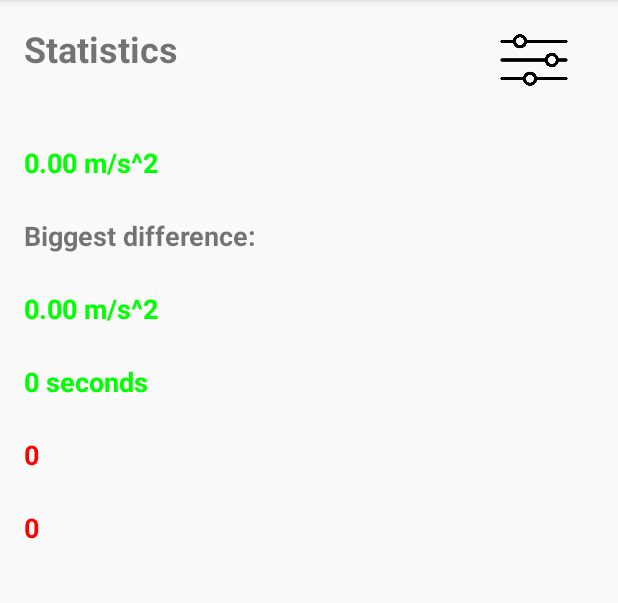
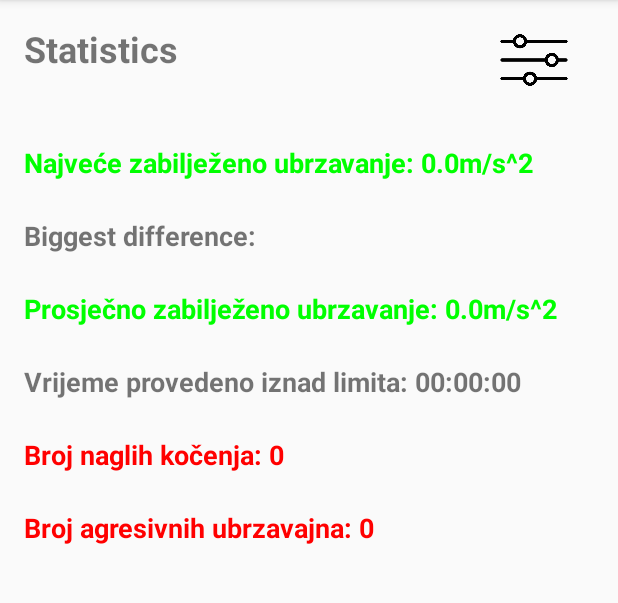
Before and after one commit to PatrikEdelenji/Accelerometer, an Android app: the screen it shows after launch (StatisticsPageView), after a tap on "STATISTICS", on a phone screen of 412 x 824 dp, the part 84-687 px from its top. Run offline under Robolectric (Android 15) with nearby library versions, the phone set to English and light mode, and no system bars.

Commit message:
everything wroks so far, need to study acceleration filters a bit, need to add more metrics, AND AN IMPROVEMENT SCREEN

```diff
--- a/app/src/main/java/com/example/accelerometer/AccelerationDataDbHelper.java
+++ b/app/src/main/java/com/example/accelerometer/AccelerationDataDbHelper.java
@@ -83,7 +83,7 @@ public class AccelerationDataDbHelper extends SQLiteOpenHelper {
     // Get the highest acceleration within a time range
     public double getHighestAcceleration(long startTimestamp, long endTimestamp) {
         SQLiteDatabase db = this.getReadableDatabase();
-        String query = "SELECT MAX(acceleration) FROM trip WHERE timestamp BETWEEN ? AND ?";
+        String query = "SELECT MAX(acceleration) FROM " + TABLE_NAME + " WHERE timestamp BETWEEN ? AND ?";
         String[] args = { String.valueOf(startTimestamp), String.valueOf(endTimestamp) };
         Cursor cursor = db.rawQuery(query, args);
         double highestAcceleration = 0.0;
@@ -99,7 +99,7 @@ public class AccelerationDataDbHelper extends SQLiteOpenHelper {
     // Get the average acceleration within a time range
     public double getAverageAcceleration(long startTimestamp, long endTimestamp) {
         SQLiteDatabase db = this.getReadableDatabase();
-        String query = "SELECT AVG(acceleration) FROM trip WHERE timestamp BETWEEN ? AND ?";
+        String query = "SELECT AVG(acceleration) FROM " + TABLE_NAME + " WHERE timestamp BETWEEN ? AND ?";
         String[] args = { String.valueOf(startTimestamp), String.valueOf(endTimestamp) };
         Cursor cursor = db.rawQuery(query, args);
         double averageAcceleration = 0.0;
@@ -114,8 +114,11 @@ public class AccelerationDataDbHelper extends SQLiteOpenHelper {
     // Get the time spent above a certain speed limit within a time range
     public double getTimeSpentAboveLimit(long startTimestamp, long endTimestamp) {
         SQLiteDatabase db = this.getReadableDatabase();
-        String query = "SELECT SUM(duration) FROM speed WHERE timestamp BETWEEN ? AND ? AND speed > ?";
-        String[] args = { String.valueOf(startTimestamp), String.valueOf(endTimestamp), String.valueOf(3.5) };
+        String query = "SELECT SUM((timestamp - prev_timestamp) / 1000.0) " +
+                "FROM (SELECT timestamp, LAG(timestamp) OVER (ORDER BY timestamp) AS prev_timestamp " +
+                "FROM " + TABLE_NAME + " WHERE timestamp BETWEEN ? AND ? AND acceleration > 3.5) " +
+                "WHERE prev_timestamp IS NOT NULL";
+        String[] args = { String.valueOf(startTimestamp), String.valueOf(endTimestamp) };
         Cursor cursor = db.rawQuery(query, args);
         double timeSpentAboveLimit = 0.0;
         if (cursor != null && cursor.moveToFirst()) {
@@ -127,33 +130,71 @@ public class AccelerationDataDbHelper extends SQLiteOpenHelper {
     }
 
     // Get the count of aggressive braking events within a time range
-    public int getAggressiveBrakingCount(long startTimestamp, long endTimestamp) {
+    public int getAggressiveAccelerationCount(long startTimestamp, long endTimestamp) {
         SQLiteDatabase db = this.getReadableDatabase();
-        String query = "SELECT COUNT(*) FROM event WHERE timestamp BETWEEN ? AND ? AND type = ?";
-        String[] args = { String.valueOf(startTimestamp), String.valueOf(endTimestamp), EventType.BRAKING.toString() };
+
+        // Query to get all acceleration values below -3.5 within the time range
+        String query = "SELECT acceleration FROM " + TABLE_NAME + " WHERE timestamp BETWEEN ? AND ? AND acceleration";
+
+        // Execute the query
+        String[] args = { String.valueOf(startTimestamp), String.valueOf(endTimestamp) };
         Cursor cursor = db.rawQuery(query, args);
-        int aggressiveBrakingCount = 0;
+
+        // Count the number of times the acceleration value goes below -3.5
+        int aggressiveAccelerationCount = 0;
+        boolean wasAboveThreshold = false;
         if (cursor != null && cursor.moveToFirst()) {
-            aggressiveBrakingCount = cursor.getInt(0);
+            do {
+                double acceleration = cursor.getDouble(0);
+                if (!wasAboveThreshold && acceleration >= 3.5) {
+                    // The acceleration value has just gone above 3.5, so increment the count
+                    aggressiveAccelerationCount++;
+                    wasAboveThreshold = true;
+                } else if (wasAboveThreshold && acceleration < 3.5) {
+                    // The acceleration value has just gone above -3.5 after being below it, so reset the flag
+                    wasAboveThreshold = false;
+                }
+            } while (cursor.moveToNext());
+
             cursor.close();
         }
+
         db.close();
-        return aggressiveBrakingCount;
+        return aggressiveAccelerationCount;
     }
 
     // Get the count of aggressive acceleration events within a time range
-    public int getAggressiveAccelerationCount(long startTimestamp, long endTimestamp) {
+    public int getAggressiveBrakingCount(long startTimestamp, long endTimestamp) {
         SQLiteDatabase db = this.getReadableDatabase();
-        String query = "SELECT COUNT(*) FROM event WHERE timestamp BETWEEN ? AND ? AND type = ?";
-        String[] args = { String.valueOf(startTimestamp), String.valueOf(endTimestamp), EventType.ACCELERATION.toString() };
+
+        // Query to get all acceleration values below -3.5 within the time range
+        String query = "SELECT acceleration FROM " + TABLE_NAME + " WHERE timestamp BETWEEN ? AND ?";
+
+        // Execute the query
+        String[] args = { String.valueOf(startTimestamp), String.valueOf(endTimestamp) };
         Cursor cursor = db.rawQuery(query, args);
-        int aggressiveAccelerationCount = 0;
+
+        // Count the number of times the acceleration value goes below -3.5
+        int aggressiveBrakingCount = 0;
+        boolean wasBelowThreshold = false;
         if (cursor != null && cursor.moveToFirst()) {
-            aggressiveAccelerationCount = cursor.getInt(0);
+            do {
+                double acceleration = cursor.getDouble(0);
+                if (!wasBelowThreshold && acceleration < -3.5) {
+                    // The deceleration value has just gone below -3.5, so increment the count
+                    aggressiveBrakingCount++;
+                    wasBelowThreshold = true;
+                } else if (wasBelowThreshold && acceleration >= -3.5) {
+                    // The deceleration value has just gone above -3.5 after being below it, so reset the flag
+                    wasBelowThreshold = false;
+                }
+            } while (cursor.moveToNext());
+
             cursor.close();
         }
+
         db.close();
-        return aggressiveAccelerationCount;
+        return aggressiveBrakingCount;
     }
 
 
--- a/app/src/main/java/com/example/accelerometer/AccelerationView.java
+++ b/app/src/main/java/com/example/accelerometer/AccelerationView.java
@@ -29,8 +29,8 @@ public class AccelerationView extends View {
     private float centerX;
     private float centerY;
     private float radius;
-    private float maxValue = 10f;
-    private float minValue = 0f;
+    private float maxValue = 5f;
+    private float minValue = -5f;
     private float startAngle = -90f;
     private float endAngle = 90f;
     private float numDivisions = 10;
@@ -127,13 +127,7 @@ public class AccelerationView extends View {
         // Calculate the angle of the needle based on the acceleration value
         float angle = Math.max(startAngle, Math.min(endAngle, (endAngle - startAngle) * (accelerationValue - minValue) / (maxValue - minValue) + startAngle));
 
-        /*
-        Limit the angle of the needle to be within the gauge arc
-        float gaugeArc = endAngle - startAngle;
-        float halfGaugeArc = gaugeArc / 2f;
-        */
-
-        float lowerLimit = startAngle;
+         float lowerLimit = startAngle;
         float upperLimit = endAngle;
         angle = Math.max(lowerLimit, Math.min(upperLimit, angle));
 
@@ -152,10 +146,10 @@ public class AccelerationView extends View {
 
         // Update the gauge color based on the acceleration value
         int gaugeColor, needleColor;
-        if (accelerationValue < 2.0) {
+        if (accelerationValue < 2.0 && accelerationValue > -2.0) {
             needleColor = ColorUtils.blendARGB(Color.GREEN, Color.BLACK, 0.1f); // Set needle color to a darker shade of green for acceleration < 2.0
             gaugeColor = ColorUtils.blendARGB(Color.GREEN, Color.BLACK, 0.1f); // Set gauge color to a darker shade of green for acceleration < 2.0
-        } else if (accelerationValue < 2.943) {
+        } else if (accelerationValue < 2.943 && accelerationValue > -2.943) {
             needleColor = ColorUtils.blendARGB(Color.YELLOW, Color.BLACK, 0.1f); // Set needle color to a darker shade of yellow for acceleration between 2.0 and 6.0
             gaugeColor = Color.YELLOW; // Set gauge color to yellow for acceleration between 2.0 and 6.0
         } else {
--- a/app/src/main/java/com/example/accelerometer/StatisticsPageView.java
+++ b/app/src/main/java/com/example/accelerometer/StatisticsPageView.java
@@ -1,6 +1,7 @@
 package com.example.accelerometer;
 
 import androidx.appcompat.app.AppCompatActivity;
+
 
 import android.app.Dialog;
 import android.graphics.Color;
@@ -9,14 +10,20 @@ import android.util.Log;
 import android.view.Menu;
 import android.view.MenuItem;
 import android.view.View;
+import android.view.WindowManager;
 import android.widget.Button;
 import android.widget.DatePicker;
+import android.widget.LinearLayout;
+import android.widget.RadioButton;
 import android.widget.RadioGroup;
 import android.widget.TextView;
 import android.app.DatePickerDialog;
 import java.util.Calendar;
 import java.util.List;
+import java.util.concurrent.TimeUnit;
+
 import android.widget.TextView;
+
 
 
 public class StatisticsPageView extends AppCompatActivity {
@@ -26,8 +33,9 @@ public class StatisticsPageView extends AppCompatActivity {
     private TextView biggestDifferenceTextView;
     private TextView averageTotalAccelerationTextView;
     private TextView timeAboveLimitTextView;
-    private TextView numberOfAggressiveBreakingTextView;
+    private TextView numberOfAggressiveBrakingTextView;
     private TextView numberOfAggressiveAccelerationTextView;
+    private static final String TAG = "YourClassTag";
 
     private float highestAcceleration;
     private float averageAcceleration;
@@ -35,11 +43,13 @@ public class StatisticsPageView extends AppCompatActivity {
     private int aggressiveBrakingCount;
     private int aggressiveAccelerationCount;
 
+    private RadioGroup mRadioGroup;
+    AccelerationDataDbHelper dbHelper = new AccelerationDataDbHelper(this);
+
     @Override
     protected void onCreate(Bundle savedInstanceState) {
         super.onCreate(savedInstanceState);
         setContentView(R.layout.statistics_page);
-        AccelerationDataDbHelper dbHelper = new AccelerationDataDbHelper(this);
 
         Button sortButton = findViewById(R.id.sortButton);
         sortButton.setOnClickListener(new View.OnClickListener() {
@@ -49,7 +59,15 @@ public class StatisticsPageView extends AppCompatActivity {
             }
         });
 
-
+        long startTimestamp = 0;
+        long endTimestamp = 0;
+        // Set the default time range to today
+        Calendar calendar = Calendar.getInstance();
+        calendar.set(Calendar.HOUR_OF_DAY, 0);
+        calendar.set(Calendar.MINUTE, 0);
+        calendar.set(Calendar.SECOND, 0);
+        startTimestamp = calendar.getTimeInMillis();
+        endTimestamp = System.currentTimeMillis();
 
         // Find each TextView by ID
         accelerationTextView = findViewById(R.id.accelerationTextView);
@@ -57,55 +75,43 @@ public class StatisticsPageView extends AppCompatActivity {
         biggestDifferenceTextView = findViewById(R.id.biggestDifferenceTextView);
         averageTotalAccelerationTextView = findViewById(R.id.averageTotalAccelerationTextView);
         timeAboveLimitTextView = findViewById(R.id.timeAboveLimitTextView);
-        numberOfAggressiveBreakingTextView = findViewById(R.id.numberOfAggressiveBreakingTextView);
+        numberOfAggressiveBrakingTextView = findViewById(R.id.numberOfAggressiveBrakingTextView);
         numberOfAggressiveAccelerationTextView = findViewById(R.id.numberOfAggressiveAccelerationTextView);
 
+        // Update the UI with the default time range
+        updateStatisticsUI(startTimestamp, endTimestamp);
 
-        // Set text and colors for each TextView based on the calculated statistics
-        highestAccelerationTextView.setText(String.format("%.2f m/s^2", highestAcceleration));
-        highestAccelerationTextView.setTextColor(highestAcceleration >= 3.5f ? Color.RED : Color.GREEN);
 
-        averageTotalAccelerationTextView.setText(String.format("%.2f m/s^2", averageAcceleration));
-        averageTotalAccelerationTextView.setTextColor(averageAcceleration >= 3.5f ? Color.RED : Color.GREEN);
 
-        timeAboveLimitTextView.setText(String.format("%d seconds", (int) timeSpentAboveLimit));
-        timeAboveLimitTextView.setTextColor(timeSpentAboveLimit == 0 ? Color.GREEN : Color.BLACK);
 
-        numberOfAggressiveBreakingTextView.setText(String.format("%d", aggressiveBrakingCount));
-        numberOfAggressiveBreakingTextView.setTextColor(Color.RED);
-
-        numberOfAggressiveAccelerationTextView.setText(String.format("%d", aggressiveAccelerationCount));
-        numberOfAggressiveAccelerationTextView.setTextColor(Color.RED);
     }
 
 
     private void showFilterDialog() {
-
         AccelerationDataDbHelper dbHelper = new AccelerationDataDbHelper(this);
 
         // Create a new dialog
         Dialog dialog = new Dialog(this);
         dialog.setContentView(R.layout.statistics_page_menu);
+        dialog.show();
+
+        WindowManager.LayoutParams lp = new WindowManager.LayoutParams();
+        lp.copyFrom(dialog.getWindow().getAttributes());
+        lp.width = WindowManager.LayoutParams.MATCH_PARENT;
+        lp.height = WindowManager.LayoutParams.MATCH_PARENT;
+        dialog.getWindow().setAttributes(lp);
 
 
-        // Find the filter button in the dialog and set its OnClickListener
-        Button filterButton = dialog.findViewById(R.id.sortButton);
-        filterButton.setOnClickListener(new View.OnClickListener() {
+        // Set up the confirm button
+        Button confirmButton = dialog.findViewById(R.id.confirmButton);
+        confirmButton.setOnClickListener(new View.OnClickListener() {
             @Override
             public void onClick(View v) {
-                // Handle filter button click here
                 // Get the selected time range from the radio buttons
-                RadioGroup timeRangeRadioGroup = dialog.findViewById(R.id.statistics_page_button);
+                RadioGroup timeRangeRadioGroup = dialog.findViewById(R.id.radioGroup);
                 int selectedRadioButtonId = timeRangeRadioGroup.getCheckedRadioButtonId();
-                String timeRange = "";
                 long startTimestamp = 0;
                 long endTimestamp = 0;
-                double highestAcceleration = 0;
-                double averageAcceleration = 0;
-                double timeSpentAboveLimit = 0;
-                int aggressiveBrakingCount = 0;
-                int aggressiveAccelerationCount = 0;
-
                 if (selectedRadioButtonId == R.id.todaysValues) {
                     // Get data for today
                     Calendar calendar = Calendar.getInstance();
@@ -114,44 +120,22 @@ public class StatisticsPageView extends AppCompatActivity {
                     calendar.set(Calendar.SECOND, 0);
                     startTimestamp = calendar.getTimeInMillis();
                     endTimestamp = System.currentTimeMillis();
-                    timeRange = "Today";
-                    highestAcceleration = dbHelper.getHighestAcceleration(startTimestamp, endTimestamp);
-                    averageAcceleration = dbHelper.getAverageAcceleration(startTimestamp, endTimestamp);
-                    timeSpentAboveLimit = dbHelper.getTimeSpentAboveLimit(startTimestamp, endTimestamp);
-                    aggressiveBrakingCount = dbHelper.getAggressiveBrakingCount(startTimestamp, endTimestamp);
-                    aggressiveAccelerationCount = dbHelper.getAggressiveAccelerationCount(startTimestamp, endTimestamp);
-
+                    Log.d(TAG, "**********************************SELECTED TODAYS VALUE**********************************");
                 } else if (selectedRadioButtonId == R.id.values24hAgo) {
                     // Get data from the past 24 hours
                     startTimestamp = System.currentTimeMillis() - 86400000L; // 86400000 ms = 24 hours
                     endTimestamp = System.currentTimeMillis();
-                    timeRange = "Last 24 Hours";
-                    highestAcceleration = dbHelper.getHighestAcceleration(startTimestamp, endTimestamp);
-                    averageAcceleration = dbHelper.getAverageAcceleration(startTimestamp, endTimestamp);
-                    timeSpentAboveLimit = dbHelper.getTimeSpentAboveLimit(startTimestamp, endTimestamp);
-                    aggressiveBrakingCount = dbHelper.getAggressiveBrakingCount(startTimestamp, endTimestamp);
-                    aggressiveAccelerationCount = dbHelper.getAggressiveAccelerationCount(startTimestamp, endTimestamp);
-
+                    Log.d(TAG, "**********************************SELECTED 24 VALUE**********************************");
                 } else if (selectedRadioButtonId == R.id.lastWeekValues) {
                     // Get data from the past 7 days
                     startTimestamp = System.currentTimeMillis() - 604800000L; // 604800000 ms = 7 days
                     endTimestamp = System.currentTimeMillis();
-                    timeRange = "Last 7 Days";
-                    highestAcceleration = dbHelper.getHighestAcceleration(startTimestamp, endTimestamp);
-                    averageAcceleration = dbHelper.getAverageAcceleration(startTimestamp, endTimestamp);
-                    timeSpentAboveLimit = dbHelper.getTimeSpentAboveLimit(startTimestamp, endTimestamp);
-                    aggressiveBrakingCount = dbHelper.getAggressiveBrakingCount(startTimestamp, endTimestamp);
-                    aggressiveAccelerationCount = dbHelper.getAggressiveAccelerationCount(startTimestamp, endTimestamp);
+                    Log.d(TAG, "**********************************SELECTED 7DAYS VALUE**********************************");
                 } else if (selectedRadioButtonId == R.id.lastMonthValues) {
                     // Get data from the past 30 days
                     startTimestamp = System.currentTimeMillis() - 2592000000L; // 2592000000 ms = 30 days
                     endTimestamp = System.currentTimeMillis();
-                    timeRange = "Last 30 Days";
-                    highestAcceleration = dbHelper.getHighestAcceleration(startTimestamp, endTimestamp);
-                    averageAcceleration = dbHelper.getAverageAcceleration(startTimestamp, endTimestamp);
-                    timeSpentAboveLimit = dbHelper.getTimeSpentAboveLimit(startTimestamp, endTimestamp);
-                    aggressiveBrakingCount = dbHelper.getAggressiveBrakingCount(startTimestamp, endTimestamp);
-                    aggressiveAccelerationCount = dbHelper.getAggressiveAccelerationCount(startTimestamp, endTimestamp);
+                    Log.d(TAG, "**********************************SELECTED LASTMONTH VALUE**********************************");
                 } else if (selectedRadioButtonId == R.id.customValues) {
                     // Get data for the custom time range selected on the calendar
                     Calendar startCalendar = Calendar.getInstance();
@@ -169,15 +153,46 @@ public class StatisticsPageView extends AppCompatActivity {
                     endCalendar.set(Calendar.MINUTE, 59);
                     endCalendar.set(Calendar.SECOND, 59);
                     endTimestamp = endCalendar.getTimeInMillis();
+                    Log.d(TAG, "**********************************SELECTED CALENDAR VALUE**********************************");
+                }
 
-                    timeRange = "Custom Range";
-                    highestAcceleration = dbHelper.getHighestAcceleration(startTimestamp, endTimestamp);
-                    averageAcceleration = dbHelper.getAverageAcceleration(startTimestamp, endTimestamp);
-                    timeSpentAboveLimit = dbHelper.getTimeSpentAboveLimit(startTimestamp, endTimestamp);
-                    aggressiveBrakingCount = dbHelper.getAggressiveBrakingCount(startTimestamp, endTimestamp);
-                    aggressiveAccelerationCount = dbHelper.getAggressiveAccelerationCount(startTimestamp, endTimestamp);
-                }
-                }
-            });
-        }
+                // Update the statistics UI with the selected time range
+                updateStatisticsUI(startTimestamp, endTimestamp);
+
+                // Dismiss the dialog
+                dialog.dismiss();
+            }
+        });
     }
+
+    private void updateStatisticsUI(long startTimestamp, long endTimestamp) {
+        // Update the UI with the new data
+
+        double highestAcceleration = dbHelper.getHighestAcceleration(startTimestamp, endTimestamp);
+        double averageAcceleration = dbHelper.getAverageAcceleration(startTimestamp, endTimestamp);
+        double timeSpentAboveLimit = dbHelper.getTimeSpentAboveLimit(startTimestamp, endTimestamp);
+        int aggressiveBrakingCount = dbHelper.getAggressiveBrakingCount(startTimestamp, endTimestamp);
+        int aggressiveAccelerationCount = dbHelper.getAggressiveAccelerationCount(startTimestamp, endTimestamp);
+        // Set text and colors for each TextView based on the calculated statistics
+        highestAccelerationTextView.setText("Najveće zabilježeno ubrzavanje: " + highestAcceleration + "m/s^2");
+        highestAccelerationTextView.setTextColor(highestAcceleration >= 3.5f ? Color.RED : Color.GREEN);
+
+        averageTotalAccelerationTextView.setText("Prosječno zabilježeno ubrzavanje: " + averageAcceleration + "m/s^2");
+        averageTotalAccelerationTextView.setTextColor(averageAcceleration >= 3.5f ? Color.RED : Color.GREEN);
+
+        long timeSpentAboveLimitInSeconds = (long) timeSpentAboveLimit / 1000;
+        long hours = TimeUnit.SECONDS.toHours(timeSpentAboveLimitInSeconds);
+        long minutes = TimeUnit.SECONDS.toMinutes(timeSpentAboveLimitInSeconds - TimeUnit.HOURS.toSeconds(hours));
+        long seconds = timeSpentAboveLimitInSeconds - TimeUnit.HOURS.toSeconds(hours) - TimeUnit.MINUTES.toSeconds(minutes);
+
+        String timeAboveLimitString = String.format("%02d:%02d:%02d", hours, minutes, seconds);
+        timeAboveLimitTextView.setText("Vrijeme provedeno iznad limita: " + timeAboveLimitString);
+
+        numberOfAggressiveBrakingTextView.setText("Broj naglih kočenja: " + aggressiveBrakingCount);
+        numberOfAggressiveBrakingTextView.setTextColor(Color.RED);
+
+        numberOfAggressiveAccelerationTextView.setText("Broj agresivnih ubrzavajna: " + aggressiveAccelerationCount);
+        numberOfAggressiveAccelerationTextView.setTextColor(Color.RED);
+    }
+
+}
--- a/app/src/main/res/layout/statistics_page.xml
+++ b/app/src/main/res/layout/statistics_page.xml
@@ -78,7 +78,7 @@
         android:textStyle="bold" />
 
     <TextView
-        android:id="@+id/numberOfAggressiveBreakingTextView"
+        android:id="@+id/numberOfAggressiveBrakingTextView"
         android:layout_width="wrap_content"
         android:layout_height="wrap_content"
         android:layout_marginTop="16dp"
```
Also changed, not shown: app/src/main/java/com/example/accelerometer/AccelerationController.java (+14 -4 lines), app/src/main/res/layout/statistics_page_menu.xml (+4 -4 lines).
